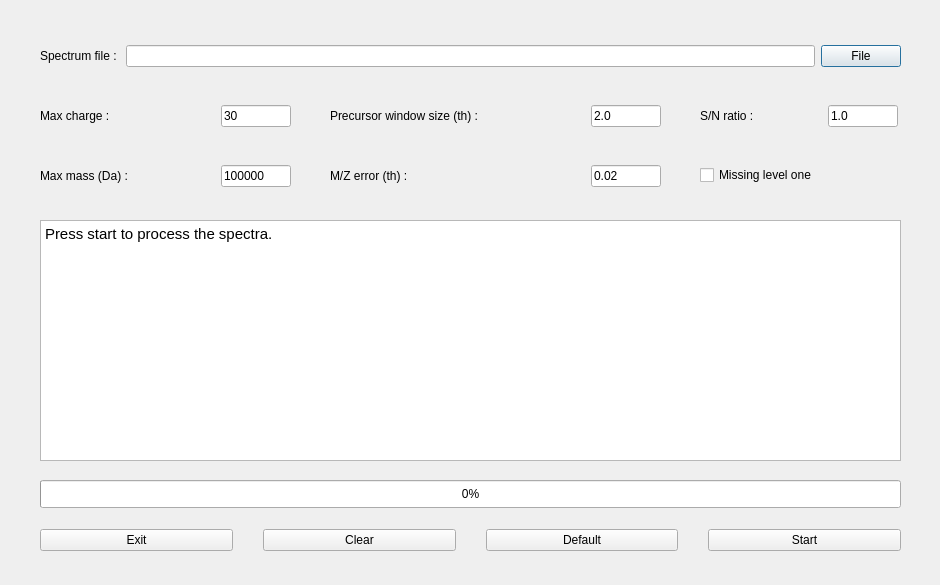
Old version of the form src/gui/topfd/topfddialog.ui in the repository toppic-suite/toppic-suite.
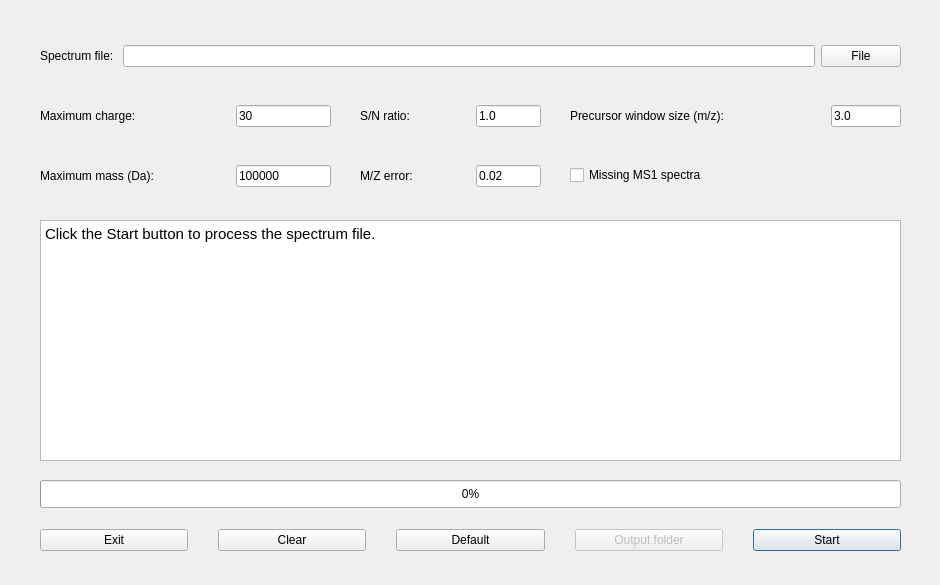
New version of the form. Icons and pictures are not drawn.

```diff
--- a/src/gui/topfd/topfddialog.ui
+++ b/src/gui/topfd/topfddialog.ui
@@ -51,7 +51,7 @@
     <item>
      <widget class="QLabel" name="label">
       <property name="text">
-       <string>Spectrum file : </string>
+       <string>Spectrum file: </string>
       </property>
      </widget>
     </item>
@@ -76,7 +76,7 @@
     <rect>
      <x>40</x>
      <y>100</y>
-     <width>251</width>
+     <width>291</width>
      <height>32</height>
     </rect>
    </property>
@@ -99,7 +99,7 @@
        <enum>Qt::LeftToRight</enum>
       </property>
       <property name="text">
-       <string>Max charge : </string>
+       <string>Maximum charge: </string>
       </property>
      </widget>
     </item>
@@ -116,7 +116,7 @@
       </property>
       <property name="maximumSize">
        <size>
-        <width>70</width>
+        <width>95</width>
         <height>16777215</height>
        </size>
       </property>
@@ -132,7 +132,7 @@
     <rect>
      <x>40</x>
      <y>160</y>
-     <width>251</width>
+     <width>291</width>
      <height>32</height>
     </rect>
    </property>
@@ -146,7 +146,7 @@
        </size>
       </property>
       <property name="text">
-       <string>Max mass (Da) : </string>
+       <string>Maximum mass (Da): </string>
       </property>
      </widget>
     </item>
@@ -160,7 +160,7 @@
       </property>
       <property name="maximumSize">
        <size>
-        <width>70</width>
+        <width>95</width>
         <height>16777215</height>
        </size>
       </property>
@@ -174,9 +174,9 @@
   <widget class="QWidget" name="horizontalLayoutWidget_4">
    <property name="geometry">
     <rect>
-     <x>330</x>
+     <x>360</x>
      <y>160</y>
-     <width>331</width>
+     <width>181</width>
      <height>32</height>
     </rect>
    </property>
@@ -190,7 +190,7 @@
        </size>
       </property>
       <property name="text">
-       <string>M/Z error (th) : </string>
+       <string>M/Z error: </string>
       </property>
      </widget>
     </item>
@@ -218,9 +218,9 @@
   <widget class="QWidget" name="horizontalLayoutWidget_5">
    <property name="geometry">
     <rect>
-     <x>700</x>
+     <x>360</x>
      <y>100</y>
-     <width>198</width>
+     <width>181</width>
      <height>32</height>
     </rect>
    </property>
@@ -234,7 +234,7 @@
        </size>
       </property>
       <property name="text">
-       <string>S/N ratio : </string>
+       <string>S/N ratio: </string>
       </property>
      </widget>
     </item>
@@ -262,9 +262,9 @@
   <widget class="QWidget" name="horizontalLayoutWidget_6">
    <property name="geometry">
     <rect>
-     <x>700</x>
+     <x>570</x>
      <y>160</y>
-     <width>201</width>
+     <width>331</width>
      <height>31</height>
     </rect>
    </property>
@@ -275,7 +275,7 @@
        <bool>false</bool>
       </property>
       <property name="text">
-       <string>Missing level one</string>
+       <string>Missing MS1 spectra</string>
       </property>
       <property name="checkable">
        <bool>true</bool>
@@ -321,6 +321,16 @@
       </property>
      </widget>
     </item>
+    <item>
+     <widget class="QPushButton" name="outputButton">
+      <property name="enabled">
+       <bool>false</bool>
+      </property>
+      <property name="text">
+       <string>Output folder</string>
+      </property>
+     </widget>
+    </item>
     <item>
      <widget class="QPushButton" name="startButton">
       <property name="enabled">
@@ -339,7 +349,7 @@
        <bool>true</bool>
       </property>
       <property name="default">
-       <bool>false</bool>
+       <bool>true</bool>
       </property>
       <property name="flat">
        <bool>false</bool>
@@ -351,7 +361,7 @@
   <widget class="QWidget" name="horizontalLayoutWidget_8">
    <property name="geometry">
     <rect>
-     <x>330</x>
+     <x>570</x>
      <y>100</y>
      <width>331</width>
      <height>32</height>
@@ -367,7 +377,7 @@
        </size>
       </property>
       <property name="text">
-       <string>Precursor window size (th) : </string>
+       <string>Precursor window size (m/z): </string>
       </property>
      </widget>
     </item>
@@ -386,7 +396,7 @@
        </size>
       </property>
       <property name="text">
-       <string>2.0</string>
+       <string>3.0</string>
       </property>
      </widget>
     </item>
@@ -406,7 +416,7 @@
 &lt;html&gt;&lt;head&gt;&lt;meta name=&quot;qrichtext&quot; content=&quot;1&quot; /&gt;&lt;style type=&quot;text/css&quot;&gt;
 p, li { white-space: pre-wrap; }
 &lt;/style&gt;&lt;/head&gt;&lt;body style=&quot; font-family:'Cantarell'; font-size:11pt; font-weight:400; font-style:normal;&quot;&gt;
-&lt;p style=&quot; margin-top:0px; margin-bottom:0px; margin-left:0px; margin-right:0px; -qt-block-indent:0; text-indent:0px;&quot;&gt;&lt;span style=&quot; font-family:'Cantarell';&quot;&gt;Press start to process the spectra.&lt;/span&gt;&lt;/p&gt;&lt;/body&gt;&lt;/html&gt;</string>
+&lt;p style=&quot; margin-top:0px; margin-bottom:0px; margin-left:0px; margin-right:0px; -qt-block-indent:0; text-indent:0px;&quot;&gt;Click the Start button to process the spectrum file.&lt;/p&gt;&lt;/body&gt;&lt;/html&gt;</string>
    </property>
   </widget>
   <widget class="QProgressBar" name="progressBar">
```
